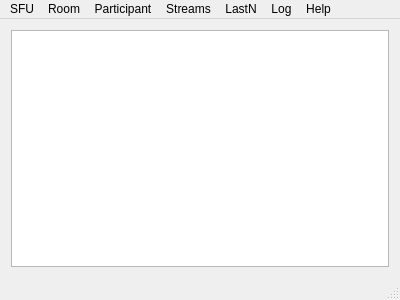
Qt form ui/mainwindow.ui (hongwei-cosmo/QtDmSfuClient-widget) before a commit.
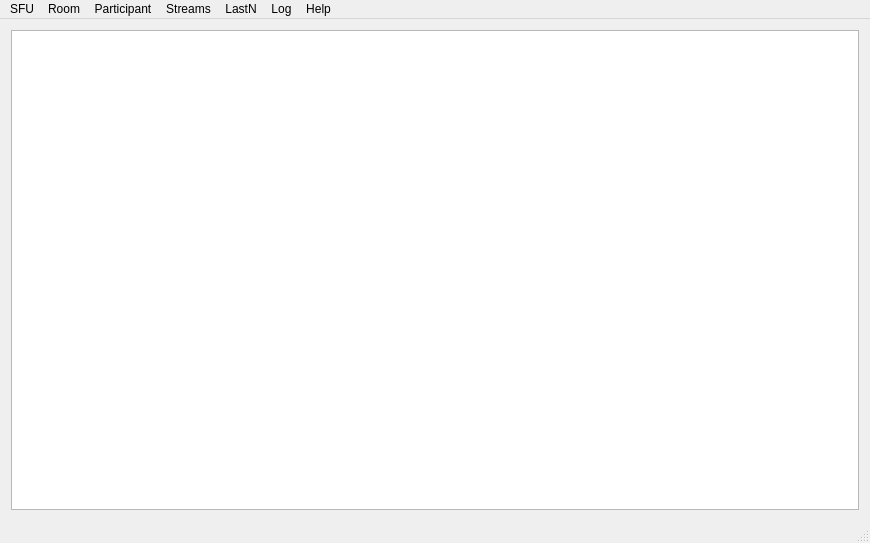
The same form after that commit.

What changed in the file:
```diff
--- a/ui/mainwindow.ui
+++ b/ui/mainwindow.ui
@@ -6,8 +6,8 @@
    <rect>
     <x>0</x>
     <y>0</y>
-    <width>400</width>
-    <height>300</height>
+    <width>870</width>
+    <height>543</height>
    </rect>
   </property>
   <property name="windowTitle">
@@ -25,7 +25,7 @@
     <rect>
      <x>0</x>
      <y>0</y>
-     <width>400</width>
+     <width>870</width>
      <height>22</height>
     </rect>
    </property>
```
